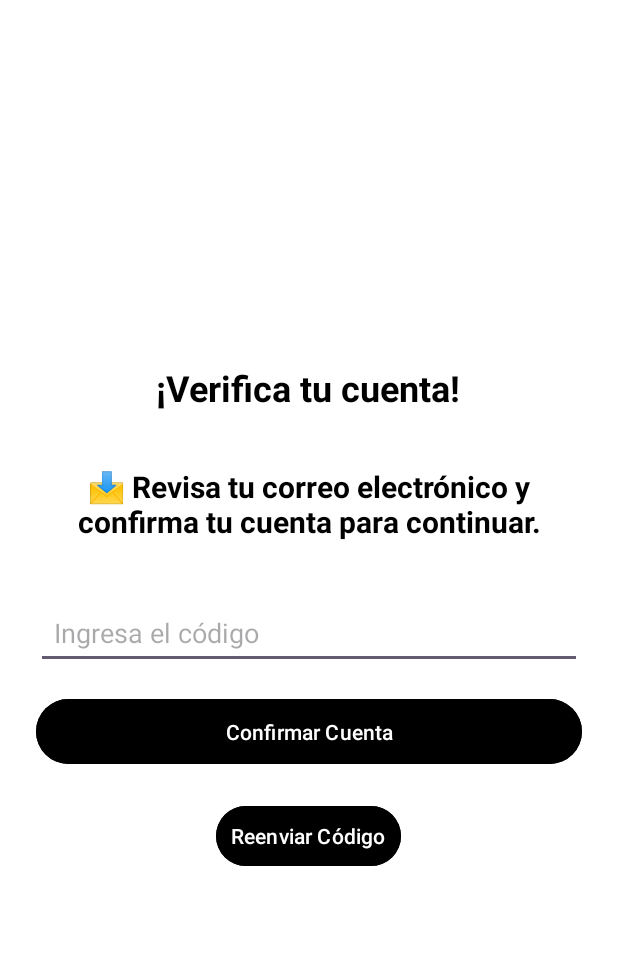
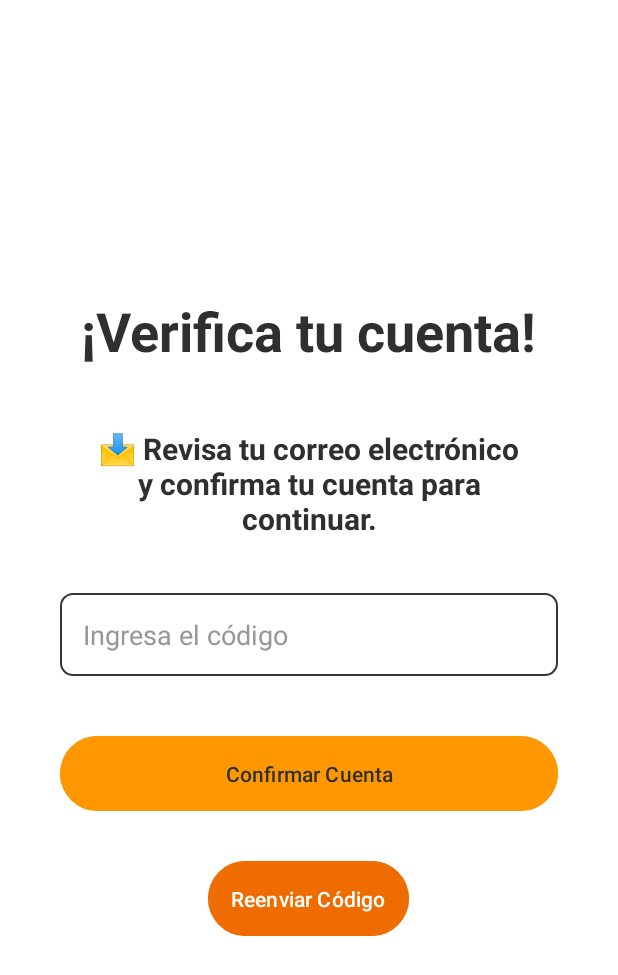
Before and after one commit to edga20041/Desarrollo_Aplicaciones, an Android app: the VerifyCodeActivity screen opened directly, with no data from a screen before it, on a phone screen of 412 x 824 dp. Shown: the top 975 px of the screen. Run offline under Robolectric (Android 15) with nearby library versions, the phone set to English and light mode, and no system bars; our stand-ins replace Dagger/Hilt's generated code, Firebase (no records; nobody signed in at launch, a user with empty details on screens opened directly).

Commit message:
Primeras mejoras de diseño (Recover Password y Verify code)

```diff
--- a/app/src/main/res/layout/activity_verify_code.xml
+++ b/app/src/main/res/layout/activity_verify_code.xml
@@ -1,28 +1,28 @@
-<?xml version="1.0" encoding="utf-8"?>
 <LinearLayout xmlns:android="http://schemas.android.com/apk/res/android"
     android:layout_width="match_parent"
     android:layout_height="match_parent"
     android:orientation="vertical"
     android:gravity="center"
-    android:padding="24dp"
-    android:background="@color/white">
+    android:padding="40dp"
+    android:background="#ffffff">
 
     <TextView
         android:layout_width="wrap_content"
         android:layout_height="wrap_content"
+        android:layout_marginBottom="15dp"
+        android:gravity="center"
+        android:paddingBottom="5dp"
         android:text="¡Verifica tu cuenta!"
-        android:textSize="24sp"
-        android:textStyle="bold"
-        android:textColor="@color/black"
-        android:gravity="center"
-        android:paddingBottom="16dp"/>
+        android:textColor="#2f2f2f"
+        android:textSize="36sp"
+        android:textStyle="bold" />
 
     <TextView
         android:id="@+id/mensajeConfirmacion"
         android:layout_width="wrap_content"
         android:layout_height="wrap_content"
         android:textSize="20sp"
-        android:textColor="@color/black"
+        android:textColor="#2f2f2f"
         android:text="📩 Revisa tu correo electrónico y confirma tu cuenta para continuar."
         android:textStyle="bold"
         android:gravity="center"
@@ -34,27 +34,32 @@
         android:layout_height="wrap_content"
         android:hint="Ingresa el código"
         android:inputType="text"
-        android:padding="12dp"
-        android:layout_marginTop="16dp"/>
+        android:textColor="#2f2f2f"
+        android:textColorHint="#979797"
+        android:background="@drawable/input_background"
+        android:padding="15dp"
+        android:layout_marginTop="16dp"
+        android:layout_marginBottom="20dp"/>
 
     <Button
         android:id="@+id/verifyCodeButton"
         android:layout_width="match_parent"
         android:layout_height="wrap_content"
         android:text="Confirmar Cuenta"
-        android:backgroundTint="@color/material_dynamic_primary0"
-        android:textColor="@color/white"
-        android:padding="12dp"
-        android:layout_marginTop="16dp"/>
+        android:backgroundTint="#FF9800"
+        android:textColor="#2F2F2F"
+        android:padding="15dp"
+        android:layout_marginTop="16dp"
+        android:layout_marginBottom="5dp"/>
 
     <Button
         android:id="@+id/btnReenviar"
         android:layout_width="wrap_content"
         android:layout_height="wrap_content"
+        android:layout_marginTop="20dp"
+        android:backgroundTint="#EF6C00"
+        android:padding="15dp"
         android:text="Reenviar Código"
-        android:padding="10dp"
-        android:layout_marginTop="20dp"
-        android:backgroundTint="@color/material_dynamic_primary0"
-        android:textColor="@color/white"/>
+        android:textColor="#ffffff" />
 
 </LinearLayout>
```
Also changed, not shown: app/src/main/res/layout/activity_recover_password.xml (+31 -8 lines).
